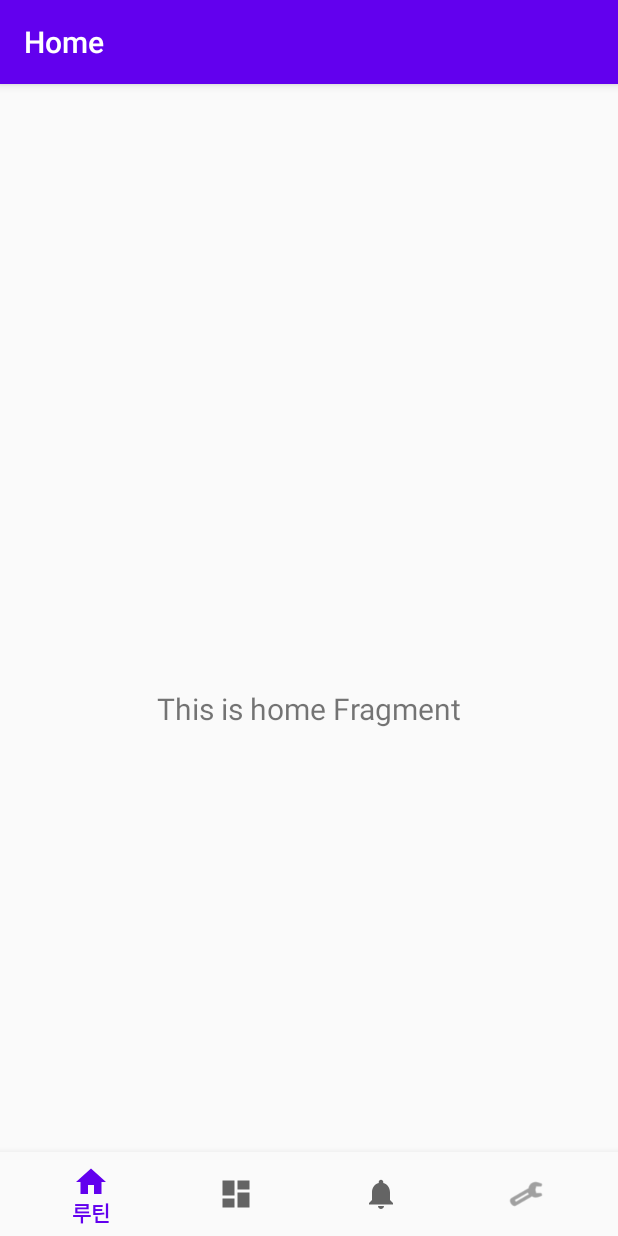
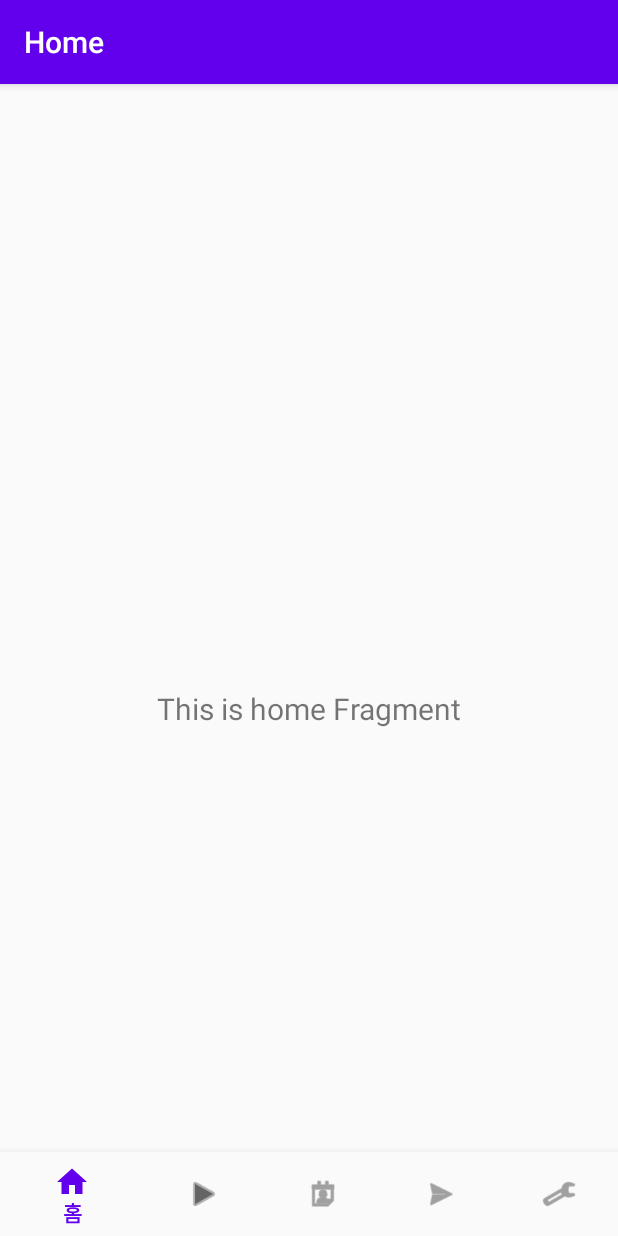
Before and after one commit to jininim/Muscle-up-, an Android app: the screen it shows after launch (MainActivity), on a phone screen of 412 x 824 dp. Run offline under Robolectric (Android 15) with nearby library versions, the light colour scheme and no system bars; our stand-ins replace navigation-ui.

Commit message:
바텀네비게이션뷰 및 프래그먼트 수정중

```diff
--- a/app/src/main/res/layout/activity_main.xml
+++ b/app/src/main/res/layout/activity_main.xml
@@ -25,9 +25,11 @@
         android:layout_height="match_parent"
         app:defaultNavHost="true"
         app:layout_constraintBottom_toTopOf="@id/nav_view"
+        app:layout_constraintHorizontal_bias="0.0"
         app:layout_constraintLeft_toLeftOf="parent"
         app:layout_constraintRight_toRightOf="parent"
         app:layout_constraintTop_toTopOf="parent"
+        app:layout_constraintVertical_bias="1.0"
         app:navGraph="@navigation/mobile_navigation" />
 
 </androidx.constraintlayout.widget.ConstraintLayout>
--- a/app/src/main/res/layout/login.xml
+++ b/app/src/main/res/layout/login.xml
@@ -42,5 +42,4 @@
         android:textColor="@color/black"
         android:layout_marginTop="20dp"/>
 
-<!--    들어가지나-->
 </LinearLayout>
--- a/app/src/main/res/menu/bottom_nav_menu.xml
+++ b/app/src/main/res/menu/bottom_nav_menu.xml
@@ -1,23 +1,33 @@
 <?xml version="1.0" encoding="utf-8"?>
-<menu xmlns:android="http://schemas.android.com/apk/res/android">
+<menu xmlns:android="http://schemas.android.com/apk/res/android"
+    xmlns:app="http://schemas.android.com/apk/res-auto">
 
     <item
         android:id="@+id/navigation_home"
         android:icon="@drawable/ic_home_black_24dp"
-        android:title="@string/rootin" />
+        android:title="@string/home"
+        />
+    <item
+        android:id="@+id/navigation_routine"
+        android:icon="@android:drawable/ic_media_play"
+        android:title="@string/routine"
+        app:showAsAction="withText"/>
 
     <item
         android:id="@+id/navigation_dashboard"
-        android:icon="@drawable/ic_dashboard_black_24dp"
-        android:title="@string/calender" />
+        android:icon="@android:drawable/ic_menu_my_calendar"
+        android:title="@string/calender"
+        app:showAsAction="withText"/>
 
     <item
         android:id="@+id/navigation_notifications"
-        android:icon="@drawable/ic_notifications_black_24dp"
-        android:title="@string/comunity" />
+        android:icon="@android:drawable/ic_menu_send"
+        android:title="@string/community"
+        app:showAsAction="withText"/>
     <item
         android:id="@+id/navigation_"
         android:icon="@android:drawable/ic_menu_manage"
-        android:title="@string/alter" />
+        android:title="@string/set"
+        app:showAsAction="withText"/>
 
 </menu>
--- a/app/src/main/res/values/strings.xml
+++ b/app/src/main/res/values/strings.xml
@@ -3,8 +3,9 @@
     <string name="title_home">Home</string>
     <string name="title_dashboard">Dashboard</string>
     <string name="title_notifications">Notifications</string>
-    <string name="comunity">커뮤니티</string>
-    <string name="rootin">루틴</string>
-    <string name="alter">설정</string>
+    <string name="community">커뮤니티</string>
+    <string name="routine">루틴</string>
+    <string name="set">설정</string>
     <string name="calender">캘린더</string>
+    <string name="home">홈</string>
 </resources>
```
